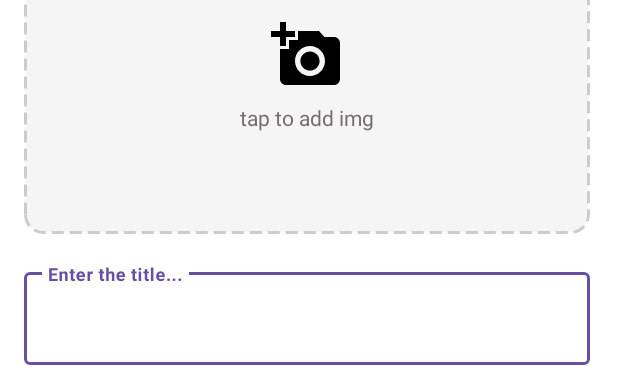
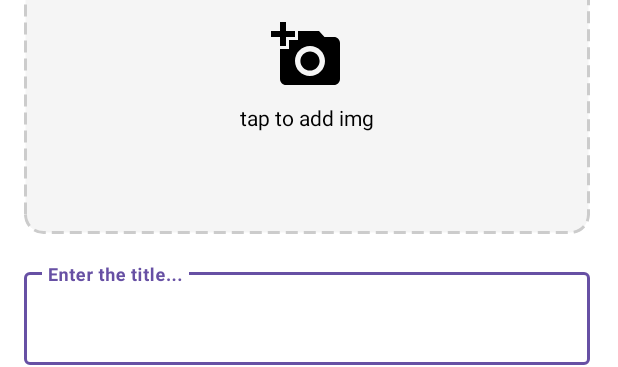
Before and after one commit to elchanan1357/TravelTrip, an Android app: the layout add_post.xml on its own in the app's theme, with its tools: preview values and no code run, on a phone screen of 412 x 824 dp. Shown: the part 158-525 px from the top of the screen. Run offline under Robolectric (Android 15) with nearby library versions, the phone set to English and light mode, and no system bars; Roboto replaces fonts that are not available here.

Commit message:
handeling the add post

```diff
--- a/app/src/main/res/layout/add_post.xml
+++ b/app/src/main/res/layout/add_post.xml
@@ -74,7 +74,7 @@
                         android:layout_width="wrap_content"
                         android:layout_height="wrap_content"
                         android:layout_marginTop="8dp"
-                        android:textColor="#736E6E"
+                        android:textColor="#000000"
                         tools:text="tap to add img" />
                 </LinearLayout>
             </FrameLayout>
@@ -98,7 +98,7 @@
                 android:hint="Enter the title..."
                 android:inputType="textCapSentences|textMultiLine"
                 android:maxLines="3"
-                android:textColor="#E2DEDE"
+                android:textColor="#000000"
                 android:textSize="20sp"
                 android:textStyle="bold" />
         </com.google.android.material.textfield.TextInputLayout>
@@ -175,7 +175,7 @@
                 android:hint="Enter the post..."
                 android:inputType="textCapSentences|textMultiLine"
                 android:lineSpacingMultiplier="1.2"
-                android:textColor="#DDD1D1"
+                android:textColor="#000000"
                 android:textSize="16sp" />
         </com.google.android.material.textfield.TextInputLayout>
 
```
Also changed, not shown: app/src/main/java/com/example/traveltrip/ui/fragments/posts/MyPostFragment.kt (+8 -3 lines), app/src/main/java/com/example/traveltrip/ui/fragments/posts/PostsFragment.kt (+8 -3 lines).
